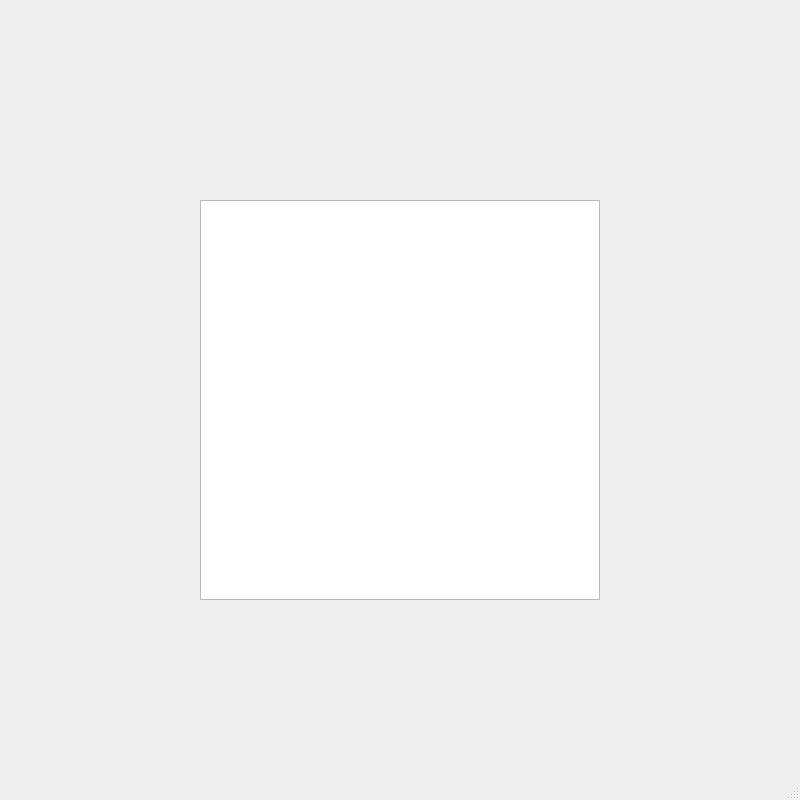
The window that Proyecto-Final-Stiven Velasquez Lopez-Informática2/The_Feeling/mainwindow.ui (StivenVelasquez/PROYECTO_FINAL) describes before a commit, drawn with Qt 5.
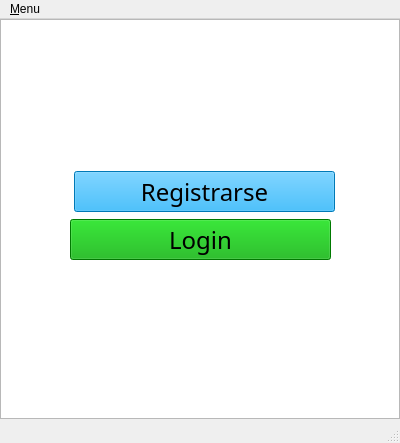
The same window after the commit.

```diff
--- a/Proyecto-Final-Stiven Velasquez Lopez-Informática2/The_Feeling/mainwindow.ui
+++ b/Proyecto-Final-Stiven Velasquez Lopez-Informática2/The_Feeling/mainwindow.ui
@@ -6,8 +6,8 @@
    <rect>
     <x>0</x>
     <y>0</y>
-    <width>800</width>
-    <height>800</height>
+    <width>400</width>
+    <height>443</height>
    </rect>
   </property>
   <property name="windowTitle">
@@ -17,12 +17,991 @@
    <widget class="QGraphicsView" name="graphicsView">
     <property name="geometry">
      <rect>
-      <x>200</x>
-      <y>200</y>
+      <x>0</x>
+      <y>0</y>
       <width>400</width>
       <height>400</height>
      </rect>
     </property>
+    <property name="styleSheet">
+     <string notr="true">gridline-color: qradialgradient(spread:repeat, cx:0.5, cy:0.5, radius:0.077, fx:0.5, fy:0.5, stop:0 rgba(0, 169, 255, 147), stop:0.497326 rgba(0, 0, 0, 147), stop:1 rgba(0, 169, 255, 147));</string>
+    </property>
+   </widget>
+   <widget class="QPushButton" name="pushButton">
+    <property name="geometry">
+     <rect>
+      <x>74</x>
+      <y>152</y>
+      <width>261</width>
+      <height>41</height>
+     </rect>
+    </property>
+    <property name="palette">
+     <palette>
+      <active>
+       <colorrole role="WindowText">
+        <brush brushstyle="SolidPattern">
+         <color alpha="255">
+          <red>0</red>
+          <green>0</green>
+          <blue>0</blue>
+         </color>
+        </brush>
+       </colorrole>
+       <colorrole role="Button">
+        <brush brushstyle="SolidPattern">
+         <color alpha="255">
+          <red>0</red>
+          <green>170</green>
+          <blue>255</blue>
+         </color>
+        </brush>
+       </colorrole>
+       <colorrole role="Light">
+        <brush brushstyle="SolidPattern">
+         <color alpha="255">
+          <red>127</red>
+          <green>213</green>
+          <blue>255</blue>
+         </color>
+        </brush>
+       </colorrole>
+       <colorrole role="Midlight">
+        <brush brushstyle="SolidPattern">
+         <color alpha="255">
+          <red>63</red>
+          <green>191</green>
+          <blue>255</blue>
+         </color>
+        </brush>
+       </colorrole>
+       <colorrole role="Dark">
+        <brush brushstyle="SolidPattern">
+         <color alpha="255">
+          <red>0</red>
+          <green>85</green>
+          <blue>127</blue>
+         </color>
+        </brush>
+       </colorrole>
+       <colorrole role="Mid">
+        <brush brushstyle="SolidPattern">
+         <color alpha="255">
+          <red>0</red>
+          <green>113</green>
+          <blue>170</blue>
+         </color>
+        </brush>
+       </colorrole>
+       <colorrole role="Text">
+        <brush brushstyle="SolidPattern">
+         <color alpha="255">
+          <red>0</red>
+          <green>0</green>
+          <blue>0</blue>
+         </color>
+        </brush>
+       </colorrole>
+       <colorrole role="BrightText">
+        <brush brushstyle="SolidPattern">
+         <color alpha="255">
+          <red>255</red>
+          <green>255</green>
+          <blue>255</blue>
+         </color>
+        </brush>
+       </colorrole>
+       <colorrole role="ButtonText">
+        <brush brushstyle="SolidPattern">
+         <color alpha="255">
+          <red>0</red>
+          <green>0</green>
+          <blue>0</blue>
+         </color>
+        </brush>
+       </colorrole>
+       <colorrole role="Base">
+        <brush brushstyle="SolidPattern">
+         <color alpha="255">
+          <red>255</red>
+          <green>255</green>
+          <blue>255</blue>
+         </color>
+        </brush>
+       </colorrole>
+       <colorrole role="Window">
+        <brush brushstyle="SolidPattern">
+         <color alpha="255">
+          <red>0</red>
+          <green>170</green>
+          <blue>255</blue>
+         </color>
+        </brush>
+       </colorrole>
+       <colorrole role="Shadow">
+        <brush brushstyle="SolidPattern">
+         <color alpha="255">
+          <red>0</red>
+          <green>0</green>
+          <blue>0</blue>
+         </color>
+        </brush>
+       </colorrole>
+       <colorrole role="AlternateBase">
+        <brush brushstyle="SolidPattern">
+         <color alpha="255">
+          <red>127</red>
+          <green>212</green>
+          <blue>255</blue>
+         </color>
+        </brush>
+       </colorrole>
+       <colorrole role="ToolTipBase">
+        <brush brushstyle="SolidPattern">
+         <color alpha="255">
+          <red>255</red>
+          <green>255</green>
+          <blue>220</blue>
+         </color>
+        </brush>
+       </colorrole>
+       <colorrole role="ToolTipText">
+        <brush brushstyle="SolidPattern">
+         <color alpha="255">
+          <red>0</red>
+          <green>0</green>
+          <blue>0</blue>
+         </color>
+        </brush>
+       </colorrole>
+       <colorrole role="PlaceholderText">
+        <brush brushstyle="SolidPattern">
+         <color alpha="128">
+          <red>0</red>
+          <green>0</green>
+          <blue>0</blue>
+         </color>
+        </brush>
+       </colorrole>
+      </active>
+      <inactive>
+       <colorrole role="WindowText">
+        <brush brushstyle="SolidPattern">
+         <color alpha="255">
+          <red>0</red>
+          <green>0</green>
+          <blue>0</blue>
+         </color>
+        </brush>
+       </colorrole>
+       <colorrole role="Button">
+        <brush brushstyle="SolidPattern">
+         <color alpha="255">
+          <red>0</red>
+          <green>170</green>
+          <blue>255</blue>
+         </color>
+        </brush>
+       </colorrole>
+       <colorrole role="Light">
+        <brush brushstyle="SolidPattern">
+         <color alpha="255">
+          <red>127</red>
+          <green>213</green>
+          <blue>255</blue>
+         </color>
+        </brush>
+       </colorrole>
+       <colorrole role="Midlight">
+        <brush brushstyle="SolidPattern">
+         <color alpha="255">
+          <red>63</red>
+          <green>191</green>
+          <blue>255</blue>
+         </color>
+        </brush>
+       </colorrole>
+       <colorrole role="Dark">
+        <brush brushstyle="SolidPattern">
+         <color alpha="255">
+          <red>0</red>
+          <green>85</green>
+          <blue>127</blue>
+         </color>
+        </brush>
+       </colorrole>
+       <colorrole role="Mid">
+        <brush brushstyle="SolidPattern">
+         <color alpha="255">
+          <red>0</red>
+          <green>113</green>
+          <blue>170</blue>
+         </color>
+        </brush>
+       </colorrole>
+       <colorrole role="Text">
+        <brush brushstyle="SolidPattern">
+         <color alpha="255">
+          <red>0</red>
+          <green>0</green>
+          <blue>0</blue>
+         </color>
+        </brush>
+       </colorrole>
+       <colorrole role="BrightText">
+        <brush brushstyle="SolidPattern">
+         <color alpha="255">
+          <red>255</red>
+          <green>255</green>
+          <blue>255</blue>
+         </color>
+        </brush>
+       </colorrole>
+       <colorrole role="ButtonText">
+        <brush brushstyle="SolidPattern">
+         <color alpha="255">
+          <red>0</red>
+          <green>0</green>
+          <blue>0</blue>
+         </color>
+        </brush>
+       </colorrole>
+       <colorrole role="Base">
+        <brush brushstyle="SolidPattern">
+         <color alpha="255">
+          <red>255</red>
+          <green>255</green>
+          <blue>255</blue>
+         </color>
+        </brush>
+       </colorrole>
+       <colorrole role="Window">
+        <brush brushstyle="SolidPattern">
+         <color alpha="255">
+          <red>0</red>
+          <green>170</green>
+          <blue>255</blue>
+         </color>
+        </brush>
+       </colorrole>
+       <colorrole role="Shadow">
+        <brush brushstyle="SolidPattern">
+         <color alpha="255">
+          <red>0</red>
+          <green>0</green>
+          <blue>0</blue>
+         </color>
+        </brush>
+       </colorrole>
+       <colorrole role="AlternateBase">
+        <brush brushstyle="SolidPattern">
+         <color alpha="255">
+          <red>127</red>
+          <green>212</green>
+          <blue>255</blue>
+         </color>
+        </brush>
+       </colorrole>
+       <colorrole role="ToolTipBase">
+        <brush brushstyle="SolidPattern">
+         <color alpha="255">
+          <red>255</red>
+          <green>255</green>
+          <blue>220</blue>
+         </color>
+        </brush>
+       </colorrole>
+       <colorrole role="ToolTipText">
+        <brush brushstyle="SolidPattern">
+         <color alpha="255">
+          <red>0</red>
+          <green>0</green>
+          <blue>0</blue>
+         </color>
+        </brush>
+       </colorrole>
+       <colorrole role="PlaceholderText">
+        <brush brushstyle="SolidPattern">
+         <color alpha="128">
+          <red>0</red>
+          <green>0</green>
+          <blue>0</blue>
+         </color>
+        </brush>
+       </colorrole>
+      </inactive>
+      <disabled>
+       <colorrole role="WindowText">
+        <brush brushstyle="SolidPattern">
+         <color alpha="255">
+          <red>0</red>
+          <green>85</green>
+          <blue>127</blue>
+         </color>
+        </brush>
+       </colorrole>
+       <colorrole role="Button">
+        <brush brushstyle="SolidPattern">
+         <color alpha="255">
+          <red>0</red>
+          <green>170</green>
+          <blue>255</blue>
+         </color>
+        </brush>
+       </colorrole>
+       <colorrole role="Light">
+        <brush brushstyle="SolidPattern">
+         <color alpha="255">
+          <red>127</red>
+          <green>213</green>
+          <blue>255</blue>
+         </color>
+        </brush>
+       </colorrole>
+       <colorrole role="Midlight">
+        <brush brushstyle="SolidPattern">
+         <color alpha="255">
+          <red>63</red>
+          <green>191</green>
+          <blue>255</blue>
+         </color>
+        </brush>
+       </colorrole>
+       <colorrole role="Dark">
+        <brush brushstyle="SolidPattern">
+         <color alpha="255">
+          <red>0</red>
+          <green>85</green>
+          <blue>127</blue>
+         </color>
+        </brush>
+       </colorrole>
+       <colorrole role="Mid">
+        <brush brushstyle="SolidPattern">
+         <color alpha="255">
+          <red>0</red>
+          <green>113</green>
+          <blue>170</blue>
+         </color>
+        </brush>
+       </colorrole>
+       <colorrole role="Text">
+        <brush brushstyle="SolidPattern">
+         <color alpha="255">
+          <red>0</red>
+          <green>85</green>
+          <blue>127</blue>
+         </color>
+        </brush>
+       </colorrole>
+       <colorrole role="BrightText">
+        <brush brushstyle="SolidPattern">
+         <color alpha="255">
+          <red>255</red>
+          <green>255</green>
+          <blue>255</blue>
+         </color>
+        </brush>
+       </colorrole>
+       <colorrole role="ButtonText">
+        <brush brushstyle="SolidPattern">
+         <color alpha="255">
+          <red>0</red>
+          <green>85</green>
+          <blue>127</blue>
+         </color>
+        </brush>
+       </colorrole>
+       <colorrole role="Base">
+        <brush brushstyle="SolidPattern">
+         <color alpha="255">
+          <red>0</red>
+          <green>170</green>
+          <blue>255</blue>
+         </color>
+        </brush>
+       </colorrole>
+       <colorrole role="Window">
+        <brush brushstyle="SolidPattern">
+         <color alpha="255">
+          <red>0</red>
+          <green>170</green>
+          <blue>255</blue>
+         </color>
+        </brush>
+       </colorrole>
+       <colorrole role="Shadow">
+        <brush brushstyle="SolidPattern">
+         <color alpha="255">
+          <red>0</red>
+          <green>0</green>
+          <blue>0</blue>
+         </color>
+        </brush>
+       </colorrole>
+       <colorrole role="AlternateBase">
+        <brush brushstyle="SolidPattern">
+         <color alpha="255">
+          <red>0</red>
+          <green>170</green>
+          <blue>255</blue>
+         </color>
+        </brush>
+       </colorrole>
+       <colorrole role="ToolTipBase">
+        <brush brushstyle="SolidPattern">
+         <color alpha="255">
+          <red>255</red>
+          <green>255</green>
+          <blue>220</blue>
+         </color>
+        </brush>
+       </colorrole>
+       <colorrole role="ToolTipText">
+        <brush brushstyle="SolidPattern">
+         <color alpha="255">
+          <red>0</red>
+          <green>0</green>
+          <blue>0</blue>
+         </color>
+        </brush>
+       </colorrole>
+       <colorrole role="PlaceholderText">
+        <brush brushstyle="SolidPattern">
+         <color alpha="128">
+          <red>0</red>
+          <green>0</green>
+          <blue>0</blue>
+         </color>
+        </brush>
+       </colorrole>
+      </disabled>
+     </palette>
+    </property>
+    <property name="font">
+     <font>
+      <family>MV Boli</family>
+      <pointsize>18</pointsize>
+     </font>
+    </property>
+    <property name="text">
+     <string>Registrarse</string>
+    </property>
+   </widget>
+   <widget class="QPushButton" name="pushButton_2">
+    <property name="geometry">
+     <rect>
+      <x>70</x>
+      <y>200</y>
+      <width>261</width>
+      <height>41</height>
+     </rect>
+    </property>
+    <property name="palette">
+     <palette>
+      <active>
+       <colorrole role="WindowText">
+        <brush brushstyle="SolidPattern">
+         <color alpha="255">
+          <red>0</red>
+          <green>0</green>
+          <blue>0</blue>
+         </color>
+        </brush>
+       </colorrole>
+       <colorrole role="Button">
+        <brush brushstyle="SolidPattern">
+         <color alpha="255">
+          <red>0</red>
+          <green>170</green>
+          <blue>0</blue>
+         </color>
+        </brush>
+       </colorrole>
+       <colorrole role="Light">
+        <brush brushstyle="SolidPattern">
+         <color alpha="255">
+          <red>0</red>
+          <green>255</green>
+          <blue>0</blue>
+         </color>
+        </brush>
+       </colorrole>
+       <colorrole role="Midlight">
+        <brush brushstyle="SolidPattern">
+         <color alpha="255">
+          <red>0</red>
+          <green>212</green>
+          <blue>0</blue>
+         </color>
+        </brush>
+       </colorrole>
+       <colorrole role="Dark">
+        <brush brushstyle="SolidPattern">
+         <color alpha="255">
+          <red>0</red>
+          <green>85</green>
+          <blue>0</blue>
+         </color>
+        </brush>
+       </colorrole>
+       <colorrole role="Mid">
+        <brush brushstyle="SolidPattern">
+         <color alpha="255">
+          <red>0</red>
+          <green>113</green>
+          <blue>0</blue>
+         </color>
+        </brush>
+       </colorrole>
+       <colorrole role="Text">
+        <brush brushstyle="SolidPattern">
+         <color alpha="255">
+          <red>0</red>
+          <green>0</green>
+          <blue>0</blue>
+         </color>
+        </brush>
+       </colorrole>
+       <colorrole role="BrightText">
+        <brush brushstyle="SolidPattern">
+         <color alpha="255">
+          <red>0</red>
+          <green>170</green>
+          <blue>0</blue>
+         </color>
+        </brush>
+       </colorrole>
+       <colorrole role="ButtonText">
+        <brush brushstyle="SolidPattern">
+         <color alpha="255">
+          <red>0</red>
+          <green>0</green>
+          <blue>0</blue>
+         </color>
+        </brush>
+       </colorrole>
+       <colorrole role="Base">
+        <brush brushstyle="SolidPattern">
+         <color alpha="255">
+          <red>0</red>
+          <green>170</green>
+          <blue>0</blue>
+         </color>
+        </brush>
+       </colorrole>
+       <colorrole role="Window">
+        <brush brushstyle="SolidPattern">
+         <color alpha="255">
+          <red>0</red>
+          <green>170</green>
+          <blue>0</blue>
+         </color>
+        </brush>
+       </colorrole>
+       <colorrole role="Shadow">
+        <brush brushstyle="SolidPattern">
+         <color alpha="255">
+          <red>0</red>
+          <green>0</green>
+          <blue>0</blue>
+         </color>
+        </brush>
+       </colorrole>
+       <colorrole role="HighlightedText">
+        <brush brushstyle="SolidPattern">
+         <color alpha="255">
+          <red>0</red>
+          <green>170</green>
+          <blue>0</blue>
+         </color>
+        </brush>
+       </colorrole>
+       <colorrole role="AlternateBase">
+        <brush brushstyle="SolidPattern">
+         <color alpha="255">
+          <red>127</red>
+          <green>212</green>
+          <blue>127</blue>
+         </color>
+        </brush>
+       </colorrole>
+       <colorrole role="NoRole">
+        <brush brushstyle="SolidPattern">
+         <color alpha="255">
+          <red>0</red>
+          <green>170</green>
+          <blue>0</blue>
+         </color>
+        </brush>
+       </colorrole>
+       <colorrole role="ToolTipBase">
+        <brush brushstyle="SolidPattern">
+         <color alpha="255">
+          <red>0</red>
+          <green>170</green>
+          <blue>0</blue>
+         </color>
+        </brush>
+       </colorrole>
+       <colorrole role="ToolTipText">
+        <brush brushstyle="SolidPattern">
+         <color alpha="255">
+          <red>0</red>
+          <green>0</green>
+          <blue>0</blue>
+         </color>
+        </brush>
+       </colorrole>
+       <colorrole role="PlaceholderText">
+        <brush brushstyle="SolidPattern">
+         <color alpha="128">
+          <red>0</red>
+          <green>170</green>
+          <blue>0</blue>
+         </color>
+        </brush>
+       </colorrole>
+      </active>
+      <inactive>
+       <colorrole role="WindowText">
+        <brush brushstyle="SolidPattern">
+         <color alpha="255">
+          <red>0</red>
+          <green>0</green>
+          <blue>0</blue>
+         </color>
+        </brush>
+       </colorrole>
+       <colorrole role="Button">
+        <brush brushstyle="SolidPattern">
+         <color alpha="255">
+          <red>0</red>
+          <green>170</green>
+          <blue>0</blue>
+         </color>
+        </brush>
+       </colorrole>
+       <colorrole role="Light">
+        <brush brushstyle="SolidPattern">
+         <color alpha="255">
+          <red>0</red>
+          <green>255</green>
+          <blue>0</blue>
+         </color>
+        </brush>
+       </colorrole>
+       <colorrole role="Midlight">
+        <brush brushstyle="SolidPattern">
+         <color alpha="255">
+          <red>0</red>
+          <green>212</green>
+          <blue>0</blue>
+         </color>
+        </brush>
+       </colorrole>
+       <colorrole role="Dark">
+        <brush brushstyle="SolidPattern">
+         <color alpha="255">
+          <red>0</red>
+          <green>85</green>
+          <blue>0</blue>
+         </color>
+        </brush>
+       </colorrole>
+       <colorrole role="Mid">
+        <brush brushstyle="SolidPattern">
+         <color alpha="255">
+          <red>0</red>
+          <green>113</green>
+          <blue>0</blue>
+         </color>
+        </brush>
+       </colorrole>
+       <colorrole role="Text">
+        <brush brushstyle="SolidPattern">
+         <color alpha="255">
+          <red>0</red>
+          <green>0</green>
+          <blue>0</blue>
+         </color>
+        </brush>
+       </colorrole>
+       <colorrole role="BrightText">
+        <brush brushstyle="SolidPattern">
+         <color alpha="255">
+          <red>0</red>
+          <green>170</green>
+          <blue>0</blue>
+         </color>
+        </brush>
+       </colorrole>
+       <colorrole role="ButtonText">
+        <brush brushstyle="SolidPattern">
+         <color alpha="255">
+          <red>0</red>
+          <green>0</green>
+          <blue>0</blue>
+         </color>
+        </brush>
+       </colorrole>
+       <colorrole role="Base">
+        <brush brushstyle="SolidPattern">
+         <color alpha="255">
+          <red>0</red>
+          <green>170</green>
+          <blue>0</blue>
+         </color>
+        </brush>
+       </colorrole>
+       <colorrole role="Window">
+        <brush brushstyle="SolidPattern">
+         <color alpha="255">
+          <red>0</red>
+          <green>170</green>
+          <blue>0</blue>
+         </color>
+        </brush>
+       </colorrole>
+       <colorrole role="Shadow">
+        <brush brushstyle="SolidPattern">
+         <color alpha="255">
+          <red>0</red>
+          <green>0</green>
+          <blue>0</blue>
+         </color>
+        </brush>
+       </colorrole>
+       <colorrole role="HighlightedText">
+        <brush brushstyle="SolidPattern">
+         <color alpha="255">
+          <red>0</red>
+          <green>170</green>
+          <blue>0</blue>
+         </color>
+        </brush>
+       </colorrole>
+       <colorrole role="AlternateBase">
+        <brush brushstyle="SolidPattern">
+         <color alpha="255">
+          <red>127</red>
+          <green>212</green>
+          <blue>127</blue>
+         </color>
+        </brush>
+       </colorrole>
+       <colorrole role="NoRole">
+        <brush brushstyle="SolidPattern">
+         <color alpha="255">
+          <red>0</red>
+          <green>170</green>
+          <blue>0</blue>
+         </color>
+        </brush>
+       </colorrole>
+       <colorrole role="ToolTipBase">
+        <brush brushstyle="SolidPattern">
+         <color alpha="255">
+          <red>0</red>
+          <green>170</green>
+          <blue>0</blue>
+         </color>
+        </brush>
+       </colorrole>
+       <colorrole role="ToolTipText">
+        <brush brushstyle="SolidPattern">
+         <color alpha="255">
+          <red>0</red>
+          <green>0</green>
+          <blue>0</blue>
+         </color>
+        </brush>
+       </colorrole>
+       <colorrole role="PlaceholderText">
+        <brush brushstyle="SolidPattern">
+         <color alpha="128">
+          <red>0</red>
+          <green>170</green>
+          <blue>0</blue>
+         </color>
+        </brush>
+       </colorrole>
+      </inactive>
+      <disabled>
+       <colorrole role="WindowText">
+        <brush brushstyle="SolidPattern">
+         <color alpha="255">
+          <red>0</red>
+          <green>85</green>
+          <blue>0</blue>
+         </color>
+        </brush>
+       </colorrole>
+       <colorrole role="Button">
+        <brush brushstyle="SolidPattern">
+         <color alpha="255">
+          <red>0</red>
+          <green>170</green>
+          <blue>0</blue>
+         </color>
+        </brush>
+       </colorrole>
+       <colorrole role="Light">
+        <brush brushstyle="SolidPattern">
+         <color alpha="255">
+          <red>0</red>
+          <green>255</green>
+          <blue>0</blue>
+         </color>
+        </brush>
+       </colorrole>
+       <colorrole role="Midlight">
+        <brush brushstyle="SolidPattern">
+         <color alpha="255">
+          <red>0</red>
+          <green>212</green>
+          <blue>0</blue>
+         </color>
+        </brush>
+       </colorrole>
+       <colorrole role="Dark">
+        <brush brushstyle="SolidPattern">
+         <color alpha="255">
+          <red>0</red>
+          <green>85</green>
+          <blue>0</blue>
+         </color>
+        </brush>
+       </colorrole>
+       <colorrole role="Mid">
+        <brush brushstyle="SolidPattern">
+         <color alpha="255">
+          <red>0</red>
+          <green>113</green>
+          <blue>0</blue>
+         </color>
+        </brush>
+       </colorrole>
+       <colorrole role="Text">
+        <brush brushstyle="SolidPattern">
+         <color alpha="255">
+          <red>0</red>
+          <green>85</green>
+          <blue>0</blue>
+         </color>
+        </brush>
+       </colorrole>
+       <colorrole role="BrightText">
+        <brush brushstyle="SolidPattern">
+         <color alpha="255">
+          <red>0</red>
+          <green>170</green>
+          <blue>0</blue>
+         </color>
+        </brush>
+       </colorrole>
+       <colorrole role="ButtonText">
+        <brush brushstyle="SolidPattern">
+         <color alpha="255">
+          <red>0</red>
+          <green>85</green>
+          <blue>0</blue>
+         </color>
+        </brush>
+       </colorrole>
+       <colorrole role="Base">
+        <brush brushstyle="SolidPattern">
+         <color alpha="255">
+          <red>0</red>
+          <green>170</green>
+          <blue>0</blue>
+         </color>
+        </brush>
+       </colorrole>
+       <colorrole role="Window">
+        <brush brushstyle="SolidPattern">
+         <color alpha="255">
+          <red>0</red>
+          <green>170</green>
+          <blue>0</blue>
+         </color>
+        </brush>
+       </colorrole>
+       <colorrole role="Shadow">
+        <brush brushstyle="SolidPattern">
+         <color alpha="255">
+          <red>0</red>
+          <green>0</green>
+          <blue>0</blue>
+         </color>
+        </brush>
+       </colorrole>
+       <colorrole role="HighlightedText">
+        <brush brushstyle="SolidPattern">
+         <color alpha="255">
+          <red>0</red>
+          <green>170</green>
+          <blue>0</blue>
+         </color>
+        </brush>
+       </colorrole>
+       <colorrole role="AlternateBase">
+        <brush brushstyle="SolidPattern">
+         <color alpha="255">
+          <red>0</red>
+          <green>170</green>
+          <blue>0</blue>
+         </color>
+        </brush>
+       </colorrole>
+       <colorrole role="NoRole">
+        <brush brushstyle="SolidPattern">
+         <color alpha="255">
+          <red>0</red>
+          <green>170</green>
+          <blue>0</blue>
+         </color>
+        </brush>
+       </colorrole>
+       <colorrole role="ToolTipBase">
+        <brush brushstyle="SolidPattern">
+         <color alpha="255">
+          <red>0</red>
+          <green>170</green>
+          <blue>0</blue>
+         </color>
+        </brush>
+       </colorrole>
+       <colorrole role="ToolTipText">
+        <brush brushstyle="SolidPattern">
+         <color alpha="255">
+          <red>0</red>
+          <green>0</green>
+          <blue>0</blue>
+         </color>
+        </brush>
+       </colorrole>
+       <colorrole role="PlaceholderText">
+        <brush brushstyle="SolidPattern">
+         <color alpha="128">
+          <red>0</red>
+          <green>170</green>
+          <blue>0</blue>
+         </color>
+        </brush>
+       </colorrole>
+      </disabled>
+     </palette>
+    </property>
+    <property name="font">
+     <font>
+      <family>MV Boli</family>
+      <pointsize>18</pointsize>
+     </font>
+    </property>
+    <property name="text">
+     <string>Login</string>
+    </property>
    </widget>
   </widget>
   <widget class="QMenuBar" name="menubar">
@@ -30,10 +1009,19 @@
     <rect>
      <x>0</x>
      <y>0</y>
-     <width>800</width>
+     <width>400</width>
      <height>21</height>
     </rect>
    </property>
+   <widget class="QMenu" name="menu_file">
+    <property name="title">
+     <string>&amp;Menu</string>
+    </property>
+    <addaction name="action_New_Game"/>
+    <addaction name="action_Save_Game"/>
+    <addaction name="actionExit"/>
+   </widget>
+   <addaction name="menu_file"/>
   </widget>
   <widget class="QStatusBar" name="statusbar"/>
  </widget>
```
Left out of the diff: 20 changed lines with no effect on the pictures.
